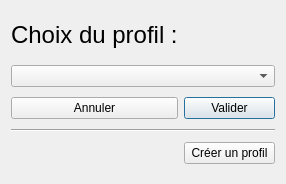
ThomasRaymond/TP2_PlatCpp, file choixprofil.ui: the form before one commit.
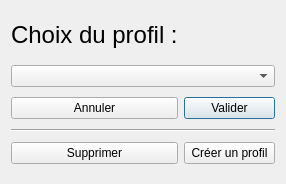
The form after the commit.

Patch:
```diff
--- a/choixprofil.ui
+++ b/choixprofil.ui
@@ -70,6 +70,13 @@
      </property>
     </widget>
    </item>
+   <item row="6" column="0">
+    <widget class="QPushButton" name="boutonSupprimer">
+     <property name="text">
+      <string>Supprimer</string>
+     </property>
+    </widget>
+   </item>
   </layout>
  </widget>
  <resources/>
```
